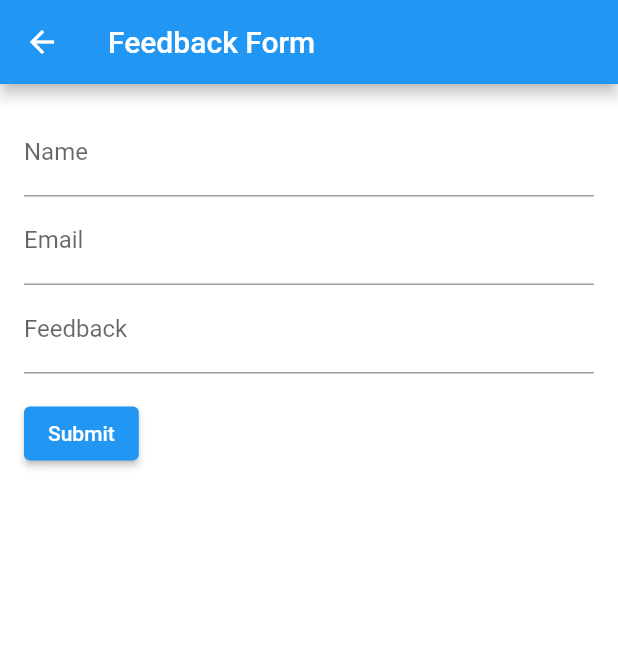
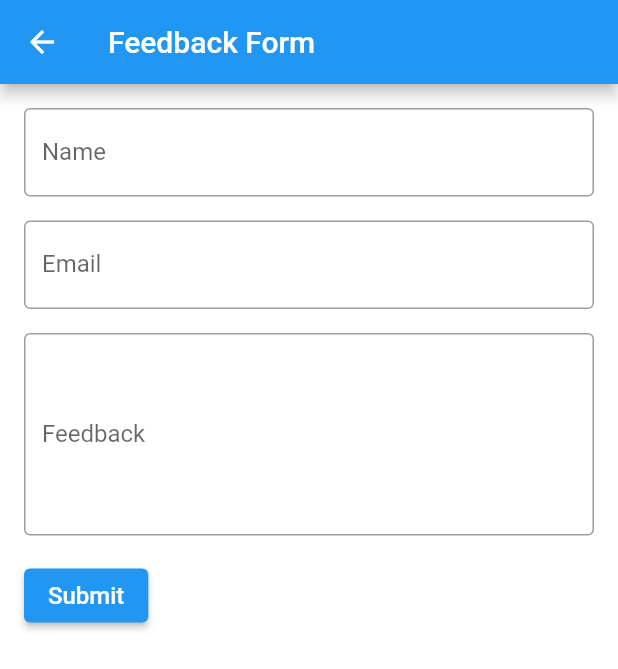
Before and after one commit to chinmay-annadate/campus_connect, a Flutter app: the FeedbackForm screen opened directly, on a phone screen of 412 x 824 dp. Shown: the top 669 px of the screen. Run offline on Flutter 3.47's test engine with Material 2 defaults, Android fonts, the phone set to English and light mode, and no system bars; our stand-ins replace cached_network_image, firebase_core, firebase_database, firebase_storage, fluttertoast; missing offline and left inert: panorama; accounts and stored records are empty.

Commit message:
feedback complete

```diff
--- a/lib/feedback.dart
+++ b/lib/feedback.dart
@@ -1,9 +1,9 @@
+import 'package:firebase_database/firebase_database.dart';
 import 'package:flutter/material.dart';
-
+import 'package:fluttertoast/fluttertoast.dart';
 
 class FeedbackForm extends StatefulWidget {
-  const FeedbackForm({Key? key})
-      : super(key: key);
+  const FeedbackForm({Key? key}) : super(key: key);
   @override
   State<FeedbackForm> createState() => _FeedbackFormState();
 }
@@ -13,6 +13,32 @@ class _FeedbackFormState extends State<FeedbackForm> {
   late String _name;
   late String _email;
   late String _feedback;
+
+  Future<void> _submitFeedback(Map feedback) async {
+    try {
+      FirebaseDatabase.instance.ref('feedback').push().set(feedback);
+
+      Fluttertoast.showToast(
+        msg: 'Feedback submitted successfully',
+        toastLength: Toast.LENGTH_SHORT,
+        gravity: ToastGravity.CENTER,
+        timeInSecForIosWeb: 1,
+        backgroundColor: Colors.red,
+        textColor: Colors.white,
+        fontSize: 16.0,
+      );
+    } catch (error) {
+      Fluttertoast.showToast(
+        msg: 'Failed to submit feedback',
+        toastLength: Toast.LENGTH_SHORT,
+        gravity: ToastGravity.CENTER,
+        timeInSecForIosWeb: 1,
+        backgroundColor: Colors.red,
+        textColor: Colors.white,
+        fontSize: 16.0,
+      );
+    }
+  }
 
   @override
   Widget build(BuildContext context) {
@@ -28,7 +54,10 @@ class _FeedbackFormState extends State<FeedbackForm> {
       crossAxisAlignment: CrossAxisAlignment.start,
       children: [
         TextFormField(
-                decoration: const InputDecoration(labelText: 'Name'),
+          decoration: const InputDecoration(
+            labelText: 'Name',
+            border: OutlineInputBorder(),
+          ),
           validator: (value) {
             if (value!.isEmpty) {
               return 'Please enter your name';
@@ -39,8 +68,12 @@ class _FeedbackFormState extends State<FeedbackForm> {
             _name = value!;
           },
         ),
+        const SizedBox(height: 16.0),
         TextFormField(
-                decoration: const InputDecoration(labelText: 'Email'),
+          decoration: const InputDecoration(
+            labelText: 'Email',
+            border: OutlineInputBorder(),
+          ),
           validator: (value) {
             if (value!.isEmpty) {
               return 'Please enter your email';
@@ -51,8 +84,12 @@ class _FeedbackFormState extends State<FeedbackForm> {
             _email = value!;
           },
         ),
+        const SizedBox(height: 16.0),
         TextFormField(
-                decoration: const InputDecoration(labelText: 'Feedback'),
+          decoration: const InputDecoration(
+            labelText: 'Feedback',
+            border: OutlineInputBorder(),
+          ),
           validator: (value) {
             if (value!.isEmpty) {
               return 'Please enter your feedback';
@@ -62,16 +99,15 @@ class _FeedbackFormState extends State<FeedbackForm> {
           onSaved: (value) {
             _feedback = value!;
           },
+          maxLines: 5,
         ),
         const SizedBox(height: 16.0),
         ElevatedButton(
-                child: const Text('Submit'),
+          child: const Text('Submit',style: TextStyle(fontSize: 16),),
           onPressed: () {
             if (_formKey.currentState!.validate()) {
               _formKey.currentState!.save();
-                    // Save the form data to Firebase or perform any other actions
-                    // Here, you can use the _name, _email, and _feedback variables
-                    // to send the feedback or perform any other desired operations.
+              _submitFeedback({"name":_name, "email":_email, "feedback":_feedback});
             }
           },
         ),
@@ -79,6 +115,7 @@ class _FeedbackFormState extends State<FeedbackForm> {
     ),
   ),
 ),
+
     );
   }
 }
```
Lines whose indentation alone changed are shown as unchanged.
